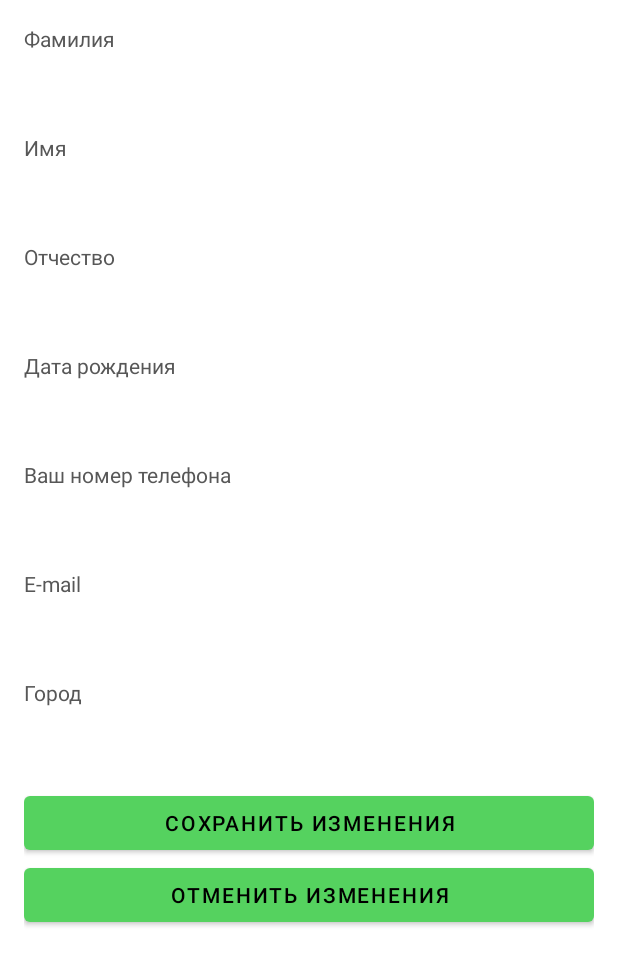
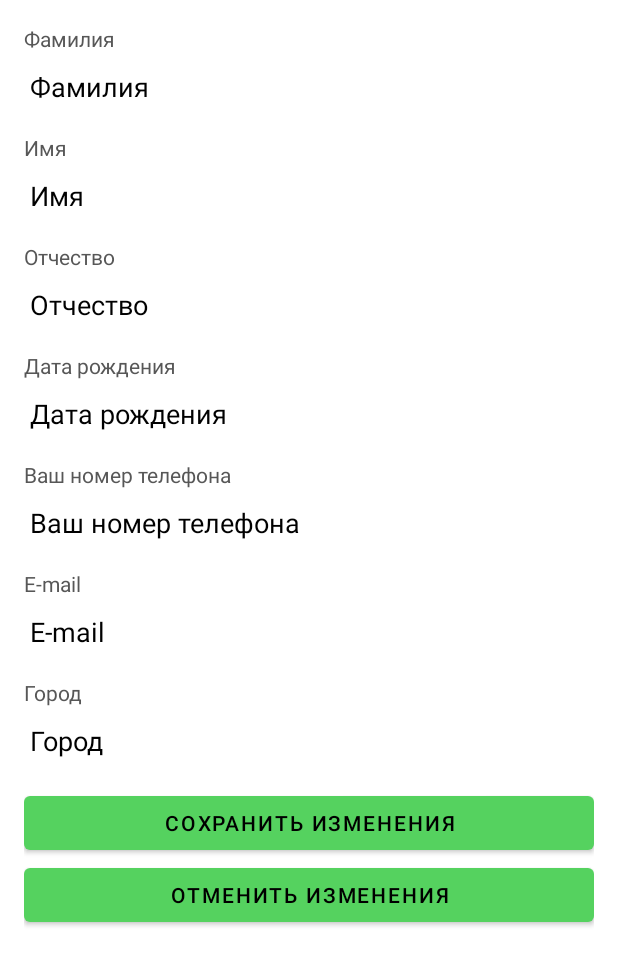
Before and after one commit to MikhailOnegin/HvostNews, an Android app: the ProfileFragment screen opened through its navigation route, after a tap on "EDIT", on a phone screen of 412 x 824 dp. Shown: the top 965 px of the screen. Run offline under Robolectric (Android 15) with nearby library versions, the phone set to English and light mode, and no system bars; our stand-ins replace navigation-ui; 6 statements that could not run were skipped.

Commit message:
вывел данные и поправил отображение
1. доработал функционал кнопки "поделиться" в деталке статьи
2. вывел некоторые данные на экране профиля пользователя
3. вывел данные пользователя на экране изменения данных пользователя
4. поправил функционал выбора даты в диалоге календаря

#84551#

```diff
--- a/app/src/main/java/ru/hvost/news/MainViewModel.kt
+++ b/app/src/main/java/ru/hvost/news/MainViewModel.kt
@@ -5,6 +5,7 @@
 import androidx.lifecycle.viewModelScope
 import kotlinx.coroutines.launch
 import ru.hvost.news.data.api.APIService
+import ru.hvost.news.data.api.response.UserDataResponse
 import ru.hvost.news.models.*
 import ru.hvost.news.utils.enums.State
 
@@ -19,12 +20,16 @@
     val allArticles = MutableLiveData<List<Article>>()
     val allArticlesState = MutableLiveData<State>()
 
+    val userDataState = MutableLiveData<State>()
+    val userDataResponse = MutableLiveData<UserDataResponse>()
+
     var categories: List<Categories>? = null
     var domains: List<Domain>? = null
 
     init {
         loadArticles()
         loadAllArticles()
+        loadUserData()
     }
 
     private fun loadArticles() {
@@ -59,4 +64,19 @@
         }
     }
 
+    private fun loadUserData() {
+        viewModelScope.launch {
+            userDataState.value = State.LOADING
+            try {
+                val response = APIService.API.getUserDataAsync(App.getInstance().userToken).await()
+                if (response.result == "success") {
+                    userDataResponse.value = response
+                    userDataState.value = State.SUCCESS
+                } else userDataState.value = State.ERROR
+            } catch (exc: Exception) {
+                userDataState.value = State.FAILURE
+            }
+        }
+    }
+
 }
--- a/app/src/main/java/ru/hvost/news/data/api/APIService.kt
+++ b/app/src/main/java/ru/hvost/news/data/api/APIService.kt
@@ -24,6 +24,11 @@
     fun restorePassAsync(
         @Query("email") email: String?
     ): Deferred<PassRestoreResponse>
+
+    @GET("/rest/UserProfile/getUserProfile/")
+    fun getUserDataAsync(
+        @Query("userToken") userToken: String? = null
+    ): Deferred<UserDataResponse>
 
     @GET("/rest/Articles/getArticles/")
     fun getArticlesAsync(
--- a/app/src/main/java/ru/hvost/news/data/api/response/ArticlesResponse.kt
+++ b/app/src/main/java/ru/hvost/news/data/api/response/ArticlesResponse.kt
@@ -13,7 +13,9 @@
         val title: String?,
         val imageUrl: String?,
         val shortDescription: String?,
+        val description: String?,
         val viewsCount: String?,
+        val articleUrl: String?,
         val likesCount: Int?
     )
 }
--- a/app/src/main/java/ru/hvost/news/models/Article.kt
+++ b/app/src/main/java/ru/hvost/news/models/Article.kt
@@ -12,7 +12,9 @@
     val title: String,
     val imageUrl: String,
     val shortDescription: String,
+    val description: String,
     val viewsCount: String,
+    val shareLink: String,
     val likesCount: Int
 )
 
@@ -30,7 +32,9 @@
                 title = article.title ?: "",
                 imageUrl = article.imageUrl ?: "",
                 shortDescription = article.shortDescription ?: "",
+                description = article.description ?: "",
                 viewsCount = article.viewsCount ?: "",
+                shareLink = article.articleUrl ?: "",
                 likesCount = article.likesCount ?: 0
             )
         )
--- a/app/src/main/java/ru/hvost/news/presentation/fragments/profile/EditProfileFragment.kt
+++ b/app/src/main/java/ru/hvost/news/presentation/fragments/profile/EditProfileFragment.kt
@@ -7,8 +7,10 @@
 import android.view.LayoutInflater
 import android.view.View
 import android.view.ViewGroup
+import androidx.lifecycle.ViewModelProvider
 import ru.hvost.news.MainViewModel
 import ru.hvost.news.databinding.FragmentEditProfileBinding
+import ru.hvost.news.utils.enums.State
 import java.text.SimpleDateFormat
 import java.util.*
 
@@ -24,17 +26,51 @@
         savedInstanceState: Bundle?
     ): View? {
         binding = FragmentEditProfileBinding.inflate(inflater, container, false)
-        setListeners()
         return binding.root
     }
 
+    override fun onActivityCreated(savedInstanceState: Bundle?) {
+        super.onActivityCreated(savedInstanceState)
+        mainVM = ViewModelProvider(requireActivity())[MainViewModel::class.java]
+        setObservers()
+        setListeners()
+    }
+
+    private fun setObservers() {
+        mainVM.userDataState.observe(viewLifecycleOwner, { setDataToBind(it) })
+    }
+
+    private fun setDataToBind(state: State) {
+        when (state) {
+            State.SUCCESS -> {
+                bindData()
+            }
+            State.FAILURE, State.ERROR -> {
+            }
+        }
+    }
+
+    private fun bindData() {
+        val userData = mainVM.userDataResponse.value
+        binding.surname.setText(userData?.surname)
+        binding.name.setText(userData?.name)
+        binding.patronymic.setText(userData?.patronymic)
+        binding.birthday.setText(userData?.birthday)
+        binding.phone.setText(userData?.phone)
+        binding.email.setText(userData?.email)
+        binding.city.setText(userData?.city)
+    }
+
     private fun setListeners() {
-        binding.birthday.setOnClickListener { showDatePicker() }
+//        binding.birthday.setOnClickListener { showDatePicker() }
+        binding.birthday.setOnClickListener(openDatePickerDialog)
     }
+
+    private val openDatePickerDialog = View.OnClickListener { showDatePicker() }
 
     @SuppressLint("SimpleDateFormat")
     private fun showDatePicker() {
-        val onDateSet = DatePickerDialog.OnDateSetListener{ view, year, monthOfYear, dayOfMonth ->
+        val onDateSet = DatePickerDialog.OnDateSetListener { view, year, monthOfYear, dayOfMonth ->
             date.set(Calendar.YEAR, year)
             date.set(Calendar.MONTH, monthOfYear)
             date.set(Calendar.DAY_OF_MONTH, dayOfMonth)
--- a/app/src/main/java/ru/hvost/news/presentation/fragments/profile/ProfileFragment.kt
+++ b/app/src/main/java/ru/hvost/news/presentation/fragments/profile/ProfileFragment.kt
@@ -1,11 +1,13 @@
 package ru.hvost.news.presentation.fragments.profile
 
+import android.annotation.SuppressLint
 import android.graphics.Rect
 import android.os.Bundle
 import androidx.fragment.app.Fragment
 import android.view.LayoutInflater
 import android.view.View
 import android.view.ViewGroup
+import androidx.lifecycle.Observer
 import androidx.lifecycle.ViewModelProvider
 import androidx.navigation.NavController
 import androidx.navigation.fragment.findNavController
@@ -15,6 +17,7 @@
 import ru.hvost.news.databinding.FragmentArticlesBinding
 import ru.hvost.news.databinding.FragmentProfileBinding
 import ru.hvost.news.presentation.adapters.PetAdapter
+import ru.hvost.news.utils.enums.State
 
 class ProfileFragment : Fragment() {
 
@@ -33,9 +36,31 @@
     override fun onActivityCreated(savedInstanceState: Bundle?) {
         super.onActivityCreated(savedInstanceState)
         mainVM = ViewModelProvider(requireActivity())[MainViewModel::class.java]
+        setObservers()
         setRecyclerView()
         setListeners()
         navC = findNavController()
+    }
+
+    private fun setObservers() {
+        mainVM.articlesState.observe(viewLifecycleOwner, Observer { setDataToBind(it) })
+    }
+
+    private fun setDataToBind(state: State) {
+        when (state) {
+            State.SUCCESS -> {
+                bindData()
+            }
+            State.FAILURE, State.ERROR -> {
+            }
+        }
+    }
+
+    @SuppressLint("SetTextI18n")
+    private fun bindData() {
+        val userData = mainVM.userDataResponse.value
+        binding.second.text = userData?.surname
+        binding.name.text = userData?.name + " " + userData?.patronymic
     }
 
     private fun setListeners() {
--- a/app/src/main/res/layout/fragment_article_detail.xml
+++ b/app/src/main/res/layout/fragment_article_detail.xml
@@ -13,19 +13,19 @@
             android:id="@+id/title"
             android:layout_width="match_parent"
             android:layout_height="wrap_content"
-            android:text="@string/working" />
+            android:text="@string/stub" />
 
         <ImageView
             android:id="@+id/img"
             android:layout_width="match_parent"
-            android:layout_height="@dimen/imageHeight"
+            android:layout_height="wrap_content"
             android:scaleType="centerCrop" />
 
         <TextView
             android:id="@+id/description"
             android:layout_width="match_parent"
             android:layout_height="wrap_content"
-            android:text="@string/working" />
+            android:text="@string/stub" />
 
         <LinearLayout
             android:layout_width="match_parent"
--- a/app/src/main/res/layout/fragment_edit_profile.xml
+++ b/app/src/main/res/layout/fragment_edit_profile.xml
@@ -1,6 +1,10 @@
 <?xml version="1.0" encoding="utf-8"?>
-<LinearLayout xmlns:android="http://schemas.android.com/apk/res/android"
+<ScrollView xmlns:android="http://schemas.android.com/apk/res/android"
     xmlns:tools="http://schemas.android.com/tools"
+    android:layout_width="match_parent"
+    android:layout_height="match_parent">
+
+    <LinearLayout
         android:layout_width="match_parent"
         android:layout_height="match_parent"
         android:orientation="vertical"
@@ -13,10 +17,12 @@
             android:text="@string/surName" />
 
         <EditText
+            android:id="@+id/surname"
             android:layout_width="match_parent"
             android:layout_height="wrap_content"
             android:layout_marginBottom="@dimen/smallMargin"
-        android:text="@string/surName" />
+            android:text="@string/surName"
+            android:textColor="@android:color/black" />
 
         <TextView
             android:layout_width="match_parent"
@@ -24,10 +30,12 @@
             android:text="@string/name" />
 
         <EditText
+            android:id="@+id/name"
             android:layout_width="match_parent"
             android:layout_height="wrap_content"
             android:layout_marginBottom="@dimen/smallMargin"
-        android:text="@string/name" />
+            android:text="@string/name"
+            android:textColor="@android:color/black" />
 
         <TextView
             android:layout_width="match_parent"
@@ -35,10 +43,12 @@
             android:text="@string/secondName" />
 
         <EditText
+            android:id="@+id/patronymic"
             android:layout_width="match_parent"
             android:layout_height="wrap_content"
             android:layout_marginBottom="@dimen/smallMargin"
-        android:text="@string/secondName" />
+            android:text="@string/secondName"
+            android:textColor="@android:color/black" />
 
         <TextView
             android:layout_width="match_parent"
@@ -50,7 +60,9 @@
             android:layout_width="match_parent"
             android:layout_height="wrap_content"
             android:layout_marginBottom="@dimen/smallMargin"
-        android:text="@string/birthday" />
+            android:editable="false"
+            android:text="@string/birthday"
+            android:textColor="@android:color/black" />
 
         <TextView
             android:layout_width="match_parent"
@@ -58,11 +70,13 @@
             android:text="@string/phone" />
 
         <EditText
+            android:id="@+id/phone"
             android:layout_width="match_parent"
             android:layout_height="wrap_content"
             android:layout_marginBottom="@dimen/smallMargin"
             android:inputType="phone"
-        android:text="@string/phone" />
+            android:text="@string/phone"
+            android:textColor="@android:color/black" />
 
         <TextView
             android:layout_width="match_parent"
@@ -70,11 +84,13 @@
             android:text="@string/email" />
 
         <EditText
+            android:id="@+id/email"
             android:layout_width="match_parent"
             android:layout_height="wrap_content"
             android:layout_marginBottom="@dimen/smallMargin"
             android:inputType="textEmailAddress"
-        android:text="@string/email" />
+            android:text="@string/email"
+            android:textColor="@android:color/black" />
 
         <TextView
             android:layout_width="match_parent"
@@ -82,19 +98,24 @@
             android:text="@string/city" />
 
         <EditText
+            android:id="@+id/city"
             android:layout_width="match_parent"
             android:layout_height="wrap_content"
             android:layout_marginBottom="@dimen/smallMargin"
-        android:text="@string/city" />
+            android:text="@string/city"
+            android:textColor="@android:color/black" />
 
         <Button
+            android:id="@+id/save"
             android:layout_width="match_parent"
             android:layout_height="wrap_content"
             android:text="@string/saveChanges" />
 
         <Button
+            android:id="@+id/cancel"
             android:layout_width="match_parent"
             android:layout_height="wrap_content"
             android:text="@string/cancel" />
 
     </LinearLayout>
+</ScrollView>
```
Also changed, not shown: app/src/main/java/ru/hvost/news/data/api/response/UserDataResponse.kt (added, +12 -0 lines), app/src/main/java/ru/hvost/news/presentation/fragments/articles/ArticleDetailFragment.kt (+15 -3 lines), app/src/main/res/layout/fragment_profile.xml (+24 -8 lines). Lines whose indentation alone changed are shown as unchanged.
